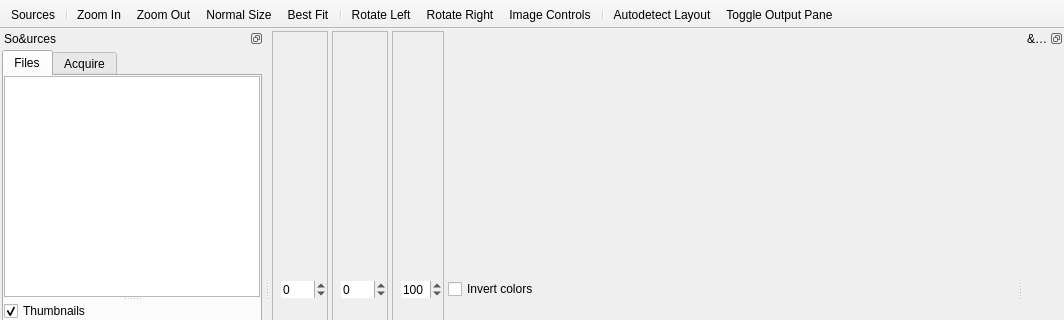
Before: the Qt Designer form qt/data/MainWindow.ui in manisandro/gImageReader, drawn with Qt 5; both pictures show x 0 to 1064 and y 0 to 320 of the 1064 by 572 pixel window.
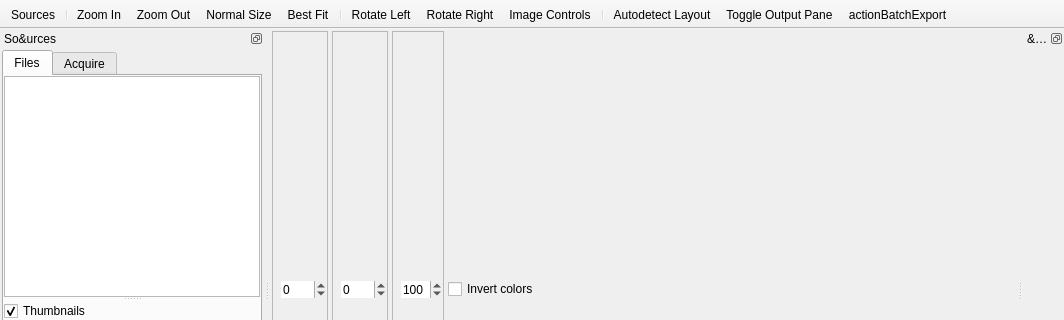
After: the same form once the commit is applied. Icons and pictures are not drawn.

Commit message: [Qt] Add hocr batch export dialog

What changed in the file:
```diff
--- a/qt/data/MainWindow.ui
+++ b/qt/data/MainWindow.ui
@@ -272,6 +272,7 @@
    <addaction name="separator"/>
    <addaction name="actionAutodetectLayout"/>
    <addaction name="actionToggleOutputPane"/>
+   <addaction name="actionactionBatchExport"/>
   </widget>
   <widget class="QDockWidget" name="dockWidgetSources">
    <property name="features">
@@ -791,6 +792,17 @@
     <string>Toggle output pane</string>
    </property>
   </action>
+  <action name="actionactionBatchExport">
+   <property name="icon">
+    <iconset theme="document-export"/>
+   </property>
+   <property name="text">
+    <string>actionBatchExport</string>
+   </property>
+   <property name="toolTip">
+    <string>Batch Export</string>
+   </property>
+  </action>
  </widget>
  <resources>
   <include location="gimagereader.qrc"/>
```
The commit also changes 7 other files.
